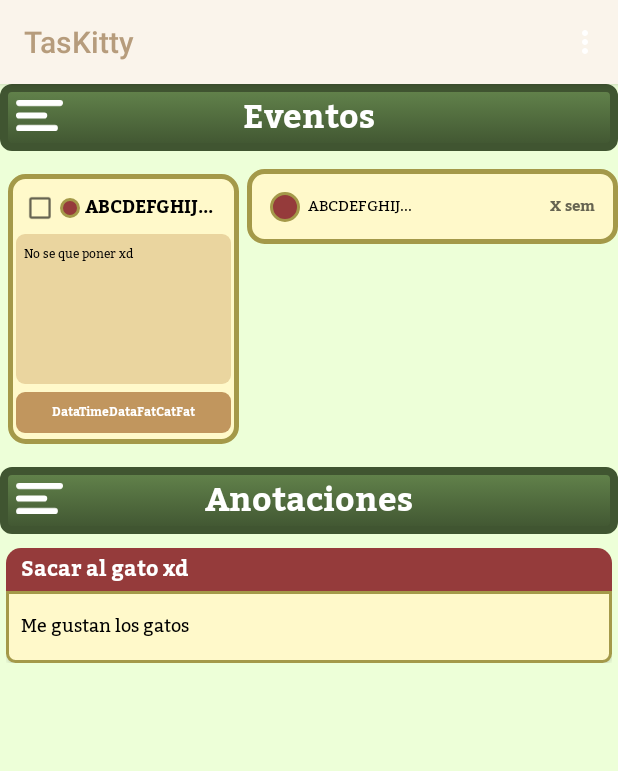
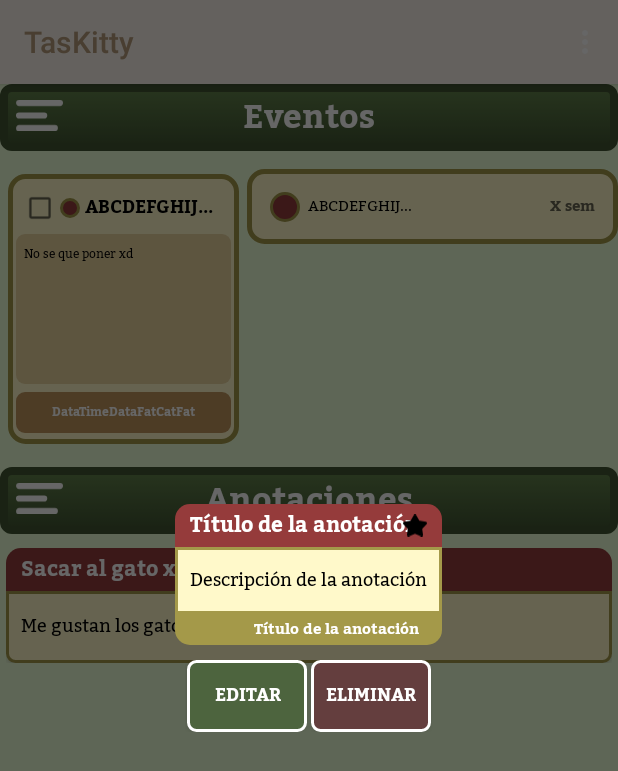
Before and after one commit to VarEros/TasKitty, an Android app: the screen it shows after launch (MainActivity), in the options menu, after a tap on "Calendario", on a phone screen of 412 x 824 dp. Shown: the top 771 px of the screen. Run offline under Robolectric (Android 15) with nearby library versions, the phone set to English and light mode, and no system bars.

Commit message:
added custom dialog box for events and notes

```diff
--- a/app/src/main/java/ni/edu/uca/taskitty/HomeFragment.kt
+++ b/app/src/main/java/ni/edu/uca/taskitty/HomeFragment.kt
@@ -5,6 +5,7 @@ import android.view.LayoutInflater
 import android.view.View
 import android.view.ViewGroup
 import androidx.fragment.app.Fragment
+import androidx.fragment.app.FragmentManager
 import androidx.navigation.fragment.findNavController
 import androidx.recyclerview.widget.LinearLayoutManager
 import androidx.recyclerview.widget.RecyclerView
@@ -56,8 +57,10 @@ class HomeFragment : Fragment() {
             }
         }
 
+        var dialog = NoteViewDialog()
+        dialog.show(parentFragmentManager,"custom")
+
         establecerEventAdapter()
-
     }
 
     private fun establecerEventAdapter(){
--- a/app/src/main/java/ni/edu/uca/taskitty/MainActivity.kt
+++ b/app/src/main/java/ni/edu/uca/taskitty/MainActivity.kt
@@ -5,6 +5,7 @@ import androidx.appcompat.app.AppCompatActivity
 import android.os.Bundle
 import android.view.Menu
 import android.view.MenuInflater
+import androidx.fragment.app.FragmentManager
 import androidx.navigation.NavController
 import androidx.navigation.fragment.NavHostFragment
 import ni.edu.uca.taskitty.databinding.ActivityMainBinding
@@ -20,6 +21,10 @@ class MainActivity : AppCompatActivity() {
 
         val navHostFragment = supportFragmentManager.findFragmentById(R.id.nav_host_fragment) as NavHostFragment
         navController = navHostFragment.navController
+
+        var dialog = NoteViewDialog()
+        dialog.show(supportFragmentManager,"custom")
+
     }
 
     override fun onCreateOptionsMenu(menu: Menu?): Boolean {
--- /dev/null
+++ b/app/src/main/java/ni/edu/uca/taskitty/NoteViewDialog.kt
@@ -0,0 +1,28 @@
+package ni.edu.uca.taskitty
+
+import android.graphics.Color
+import android.graphics.drawable.ColorDrawable
+import android.os.Build
+import android.os.Bundle
+import android.view.LayoutInflater
+import android.view.View
+import android.view.ViewGroup
+import androidx.annotation.RequiresApi
+import androidx.fragment.app.DialogFragment
+import ni.edu.uca.taskitty.databinding.FragmentNoteViewBinding
+
+class NoteViewDialog : DialogFragment() {
+
+    lateinit var binding: FragmentNoteViewBinding
+
+    override fun onCreateView(
+        inflater: LayoutInflater,
+        container: ViewGroup?,
+        savedInstanceState: Bundle?
+    ): View? {
+        this.dialog?.window?.setBackgroundDrawable(ColorDrawable(Color.TRANSPARENT))
+        binding = FragmentNoteViewBinding.inflate(inflater,container,false)
+        return binding.root
+    }
+
+}
--- a/app/src/main/java/ni/edu/uca/taskitty/adapter/NoteRecycler.kt
+++ b/app/src/main/java/ni/edu/uca/taskitty/adapter/NoteRecycler.kt
@@ -15,6 +15,7 @@ import androidx.core.app.ActivityCompat
 import androidx.core.content.pm.ShortcutXmlParser
 import androidx.core.content.res.TypedArrayUtils.getString
 import androidx.recyclerview.widget.RecyclerView
+import ni.edu.uca.taskitty.NoteViewDialog
 import ni.edu.uca.taskitty.R
 import ni.edu.uca.taskitty.databinding.NoteItemBinding
 import ni.edu.uca.taskitty.model.Event
@@ -69,8 +70,6 @@ class NoteRecycler(var context : Context, var noteList: MutableList<Note>, var m
         if(!note.fixed)
             holder.noteFix.visibility = View.GONE
 
-
-
         when(note.color){
             1->holder.noteColor.setBackgroundResource(R.drawable.note_internal_red)
             2->holder.noteColor.setBackgroundResource(R.drawable.note_internal_green)
@@ -79,7 +78,6 @@ class NoteRecycler(var context : Context, var noteList: MutableList<Note>, var m
             5->holder.noteColor.setBackgroundResource(R.drawable.note_internal_purple)
             6->holder.noteColor.setBackgroundResource(R.drawable.note_internal_cian)
         }
-
     }
 
     override fun getItemCount(): Int {
--- /dev/null
+++ b/app/src/main/res/layout/fragment_note_view.xml
@@ -0,0 +1,116 @@
+<?xml version="1.0" encoding="utf-8"?>
+<androidx.constraintlayout.widget.ConstraintLayout xmlns:android="http://schemas.android.com/apk/res/android"
+    xmlns:app="http://schemas.android.com/apk/res-auto"
+    xmlns:tools="http://schemas.android.com/tools"
+    android:layout_width="match_parent"
+    android:layout_height="wrap_content"
+    android:background="@color/transparent">
+
+    <LinearLayout
+        android:id="@+id/linearCont"
+        android:layout_width="match_parent"
+        android:layout_height="match_parent"
+        android:orientation="vertical"
+        app:layout_constraintTop_toTopOf="parent"
+        app:layout_constraintStart_toStartOf="parent"
+        app:layout_constraintEnd_toEndOf="parent"
+        >
+
+        <androidx.constraintlayout.widget.ConstraintLayout
+            android:id="@+id/constNoteColor"
+            android:layout_width="match_parent"
+            android:layout_height="match_parent"
+            android:background="@drawable/note_internal_red">
+
+            <TextView
+                android:id="@+id/tvNoteTitle"
+                android:layout_width="match_parent"
+                android:layout_height="wrap_content"
+                android:fontFamily="@font/kadwa_bold"
+                android:paddingLeft="10dp"
+                android:text="@string/notes_title"
+                android:textColor="@color/white"
+                app:layout_constraintStart_toStartOf="parent"
+                app:layout_constraintTop_toTopOf="parent"
+                tools:layout_editor_absoluteY="0dp" />
+
+            <ImageView
+                android:id="@+id/starFixNote"
+                android:layout_width="26dp"
+                android:layout_height="26dp"
+                android:paddingRight="10dp"
+                android:src="@drawable/ic_star"
+                app:layout_constraintBottom_toBottomOf="parent"
+                app:layout_constraintEnd_toEndOf="@+id/tvNoteTitle"
+                app:layout_constraintTop_toTopOf="parent" />
+
+        </androidx.constraintlayout.widget.ConstraintLayout>
+
+        <FrameLayout
+            android:layout_width="match_parent"
+            android:layout_height="wrap_content">
+
+            <TextView
+                android:id="@+id/btnDesc"
+                android:layout_width="match_parent"
+                android:layout_height="match_parent"
+                android:background="@drawable/note_element_mid"
+                android:fontFamily="@font/kadwa_regular"
+                android:paddingHorizontal="10dp"
+                android:paddingVertical="10dp"
+                android:text="@string/notes_desc"
+                android:textAlignment="textStart"
+                android:textAllCaps="false"
+                android:textColor="@color/black"
+                android:textSize="12dp" />
+        </FrameLayout>
+
+        <TextView
+            android:id="@+id/tvNoteTime"
+            android:layout_width="match_parent"
+            android:layout_height="wrap_content"
+            android:text="@string/notes_title"
+            android:textAlignment="textEnd"
+            android:paddingHorizontal="15dp"
+            android:textSize="10dp"
+            android:fontFamily="@font/kadwa_bold"
+            android:textColor="@color/white"
+            android:background="@drawable/note_internal_bottom_element"
+            />
+    </LinearLayout>
+
+    <LinearLayout
+        android:layout_width="wrap_content"
+        android:layout_height="wrap_content"
+        app:layout_constraintTop_toBottomOf="@id/linearCont"
+        android:orientation="horizontal"
+        android:layout_marginTop="10dp"
+        app:layout_constraintStart_toStartOf="parent"
+        app:layout_constraintEnd_toEndOf="parent"
+        >
+
+        <Button
+            android:id="@+id/btnEdit"
+            android:layout_width="80dp"
+            android:layout_height="wrap_content"
+            android:text="Editar"
+            android:fontFamily="@font/kadwa_bold"
+            android:textSize="12dp"
+            android:textColor="@color/white"
+            android:background="@drawable/button_accept"
+            android:layout_marginHorizontal="1dp"
+            />
+        <Button
+            android:id="@+id/btnDelet"
+            android:layout_width="80dp"
+            android:layout_height="wrap_content"
+            android:text="Eliminar"
+            android:fontFamily="@font/kadwa_bold"
+            android:textSize="12dp"
+            android:textColor="@color/white"
+            android:background="@drawable/button_discard"
+            android:layout_marginHorizontal="1dp"
+            />
+    </LinearLayout>
+
+</androidx.constraintlayout.widget.ConstraintLayout>
--- a/app/src/main/res/layout/note_item.xml
+++ b/app/src/main/res/layout/note_item.xml
@@ -73,8 +73,6 @@
             android:textColor="@color/white"
             android:background="@drawable/note_internal_bottom_element"
             />
+    </LinearLayout>
 
-
-
-    </LinearLayout>
 </androidx.constraintlayout.widget.ConstraintLayout>
--- a/app/src/main/res/values/colors.xml
+++ b/app/src/main/res/values/colors.xml
@@ -27,6 +27,8 @@
     <color name="yellow_tone_2">#eadcb7</color>
 
     <color name="font_yellow_black">#666451</color>
+    <color name="blue_back">#49629D</color>
+    <color name="blue_back_dark">#31426a</color>
 
     <color name="red_schema">#953b3b</color>
     <color name="green_schema">#3b953f</color>
@@ -34,6 +36,7 @@
     <color name="yellow_schema">#95773b</color>
     <color name="purple_schema">#7e3b95</color>
     <color name="cian_schema">#3b9595</color>
+
 
 
     <color name="purple_200">#FFBB86FC</color>
```
Also changed, not shown: app/src/main/java/ni/edu/uca/taskitty/EventViewDialog.kt (added, +23 -0 lines), app/src/main/res/drawable/button_alter.xml (added, +33 -0 lines), app/src/main/res/layout/fragment_event_view.xml (added, +129 -0 lines).
